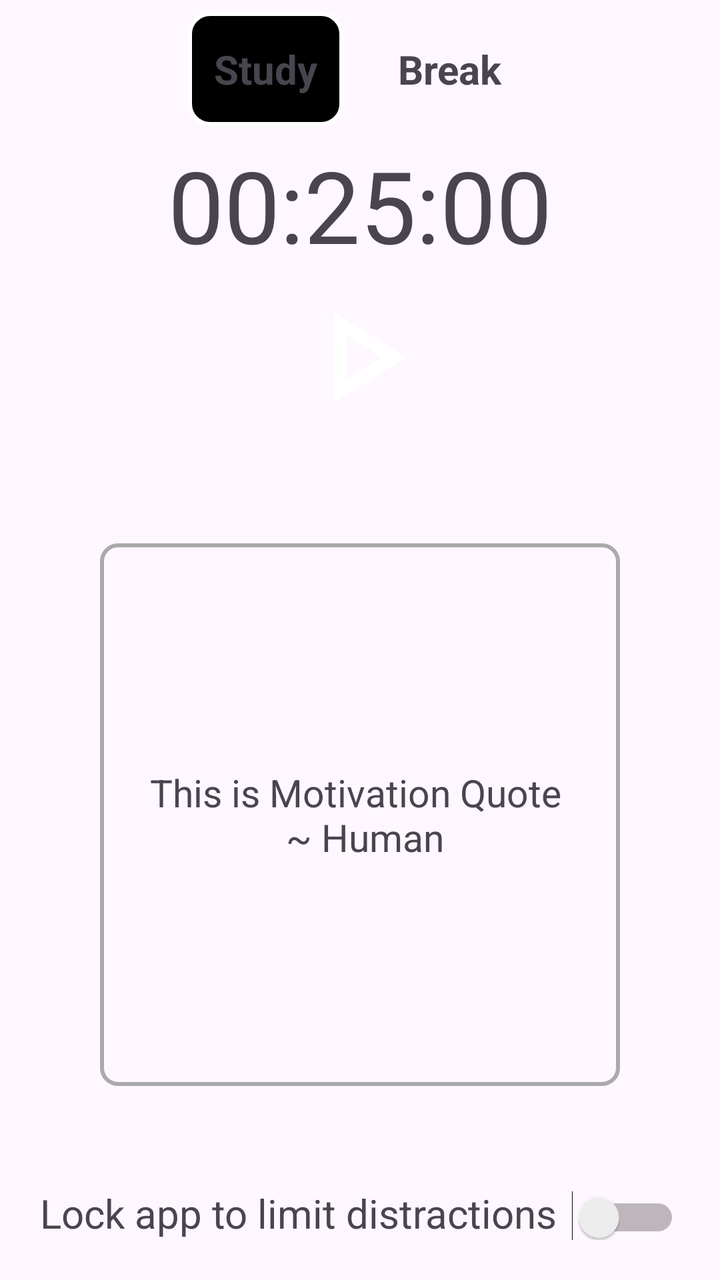
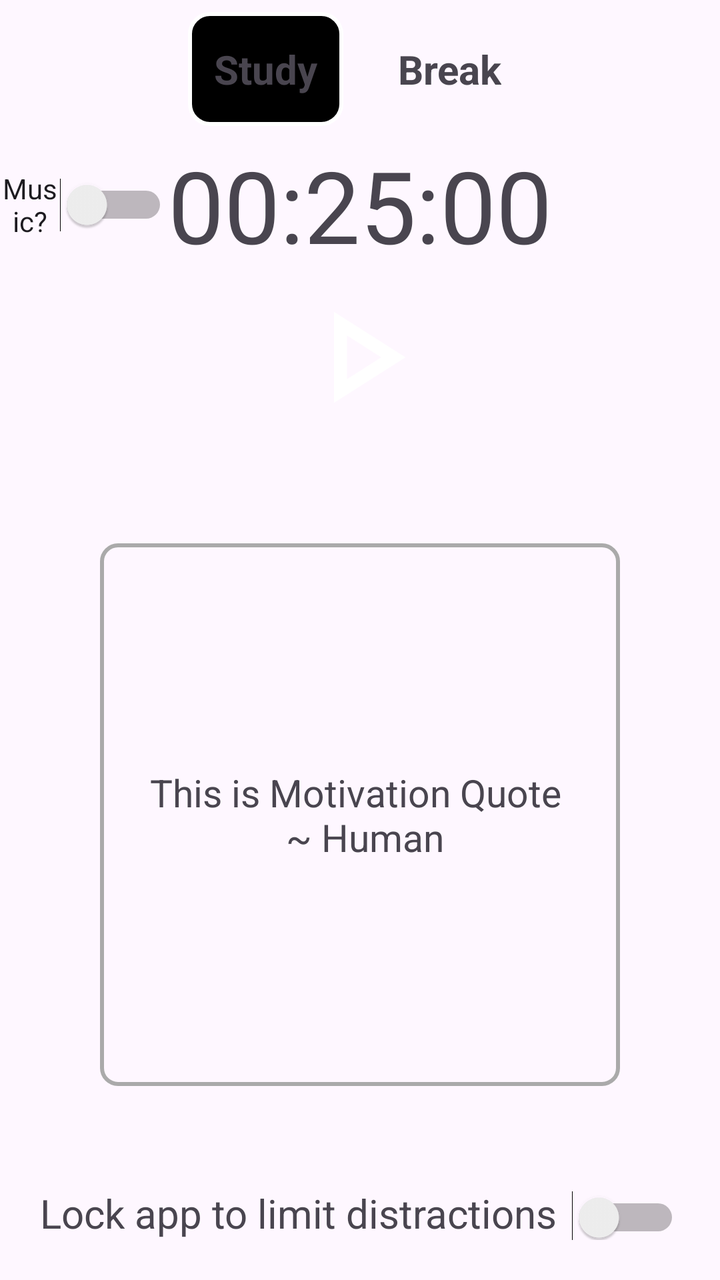

The first picture is an Android layout as it rendered before a commit; the second is the same layout after the commit. The layout source and the unified diff follow.
<!-- AndroidManifest.xml: application theme Theme.MyApplication -->
<!-- res/layout/fragment_study_timer.xml -->
<?xml version="1.0" encoding="utf-8"?>
<androidx.constraintlayout.widget.ConstraintLayout xmlns:android="http://schemas.android.com/apk/res/android"
    xmlns:app="http://schemas.android.com/apk/res-auto"
    xmlns:tools="http://schemas.android.com/tools"
    android:layout_width="match_parent"
    android:layout_height="match_parent"
    tools:context=".ui.home_fragments.StudyTimerFragment">

    <LinearLayout
        android:id="@+id/linearLayout2"
        android:layout_width="0dp"
        android:layout_height="wrap_content"
        android:gravity="center"
        android:orientation="horizontal"
        app:layout_constraintEnd_toEndOf="parent"
        app:layout_constraintStart_toStartOf="parent"
        app:layout_constraintTop_toTopOf="parent">

        <TextView
            android:id="@+id/txtStudyTimerStudy"
            android:layout_width="wrap_content"
            android:layout_height="match_parent"
            android:padding="13dp"
            android:background="@drawable/selector_with_default_state"
            android:layout_margin="6dp"
            android:textStyle="bold"
            android:textSize="20sp"
            android:gravity="center"
            android:text="Study" />

        <TextView
            android:id="@+id/txtStudyTimerBreak"
            android:layout_width="wrap_content"
            android:layout_height="match_parent"
            android:padding="13dp"
            android:layout_margin="8dp"
            android:textSize="20sp"
            android:background="@drawable/selector"
            android:textStyle="bold"
            android:gravity="center"
            android:text="Break" />

    </LinearLayout>

    <TextView
        android:id="@+id/txtStudyTimerTime"
        android:layout_width="wrap_content"
        android:layout_height="wrap_content"
        android:layout_weight="1"
        android:text="00:25:00"
        android:background="@drawable/selector"
        android:textSize="50sp"
        app:layout_constraintEnd_toEndOf="parent"
        app:layout_constraintStart_toStartOf="parent"
        app:layout_constraintTop_toBottomOf="@+id/linearLayout2" />

    <ImageView
        android:id="@+id/imgStudyTimerStart"
        android:layout_width="78dp"
        android:layout_height="86dp"
        android:src="@drawable/outline_play_arrow_24"
        android:background="@drawable/selector"
        app:layout_constraintEnd_toEndOf="parent"
        app:layout_constraintStart_toStartOf="parent"
        app:layout_constraintTop_toBottomOf="@+id/txtStudyTimerTime" />

    <ImageView
        android:id="@+id/imgStudyTimerPause"
        android:layout_width="78dp"
        android:layout_height="86dp"
        android:src="@android:drawable/ic_media_pause"
        app:layout_constraintEnd_toEndOf="parent"
        android:background="@drawable/selector"
        app:layout_constraintStart_toStartOf="parent"
        android:visibility="invisible"
        app:layout_constraintTop_toBottomOf="@+id/txtStudyTimerTime" />

    <LinearLayout
        android:layout_width="match_parent"
        android:layout_height="0dp"
        android:layout_margin="50dp"
        android:gravity="center"
        android:orientation="vertical"
        android:background="@drawable/border"
        app:layout_constraintBottom_toTopOf="@+id/linearLayout5"
        app:layout_constraintTop_toBottomOf="@+id/imgStudyTimerStart"
        tools:layout_editor_absoluteX="70dp">

        <TextView
            android:id="@+id/txtStudyTimerMotivationalQuote"
            android:layout_width="match_parent"
            android:layout_height="wrap_content"
            android:layout_gravity="center"
            android:gravity="center"
            android:textSize="19sp"
            android:text="This is Motivation Quote \n ~ Human" />
    </LinearLayout>

    <LinearLayout
        android:id="@+id/linearLayout5"
        android:layout_width="match_parent"
        android:layout_height="0dp"
        android:layout_margin="20dp"
        android:orientation="horizontal"
        app:layout_constraintBottom_toBottomOf="parent"
        app:layout_constraintEnd_toEndOf="parent"
        app:layout_constraintStart_toStartOf="parent">

        <TextView
            android:id="@+id/textView6"
            android:layout_width="wrap_content"
            android:layout_height="wrap_content"
            android:layout_weight="2"
            android:text="Lock app to limit distractions"
            android:textSize="20sp" />

        <Switch
            android:id="@+id/switchStudyTimerLockApps"
            android:layout_width="wrap_content"
            android:layout_height="wrap_content"
            android:layout_weight="1" />
    </LinearLayout>

</androidx.constraintlayout.widget.ConstraintLayout>
<!-- resources referenced by this layout -->
<resources>
  <!-- drawable border (drawable) -->
  <layer-list xmlns:android="http://schemas.android.com/apk/res/android">
      <item>
          <shape android:shape="rectangle">
              <solid android:color="@android:color/transparent" />
              <stroke
                  android:width="2dp"
              android:color="@android:color/darker_gray" />
              <corners android:radius="8dp" />
          </shape>
      </item>
  </layer-list>
  <!-- drawable outline_play_arrow_24 (drawable) -->
  <vector xmlns:android="http://schemas.android.com/apk/res/android" android:height="24dp" android:tint="#ffffff" android:viewportHeight="24" android:viewportWidth="24" android:width="24dp">
        
      <path android:fillColor="@android:color/white" android:pathData="M10,8.64L15.27,12 10,15.36V8.64M8,5v14l11,-7L8,5z"/>
      
  </vector>
  <!-- drawable selector (drawable) -->
  <?xml version="1.0" encoding="utf-8"?>
  <selector xmlns:android="http://schemas.android.com/apk/res/android">
      <item android:state_pressed="true">
          <shape>
              <solid android:color="@android:color/darker_gray" />
              <corners android:radius="10dp" />
              <stroke android:width="2dp" android:color="@android:color/black" />
          </shape>
      </item>
  </selector>
  <!-- drawable selector_with_default_state (drawable) -->
  <?xml version="1.0" encoding="utf-8"?>
  <selector xmlns:android="http://schemas.android.com/apk/res/android">
      
      <item android:state_pressed="true">
          <shape>
              <solid android:color="@android:color/darker_gray" />
              <corners android:radius="10dp" />
              <stroke android:width="2dp" android:color="@android:color/black" />
          </shape>
      </item>
  
      
      <item>
          <shape>
              <solid android:color="@android:color/black" />
              <corners android:radius="10dp" />
              <stroke android:width="2dp" android:color="@android:color/white" />
          </shape>
      </item>
  </selector>
  <style name="Theme.MyApplication" parent="Base.Theme.MyApplication" />
  <style name="Base.Theme.MyApplication" parent="Theme.Material3.DayNight.NoActionBar">
          
          
      </style>
</resources>

<!-- the commit's change to res/layout/fragment_study_timer.xml (unified diff, before → after) -->
@@ -42,6 +42,26 @@
 
     </LinearLayout>
 
+    <LinearLayout
+        android:layout_width="0dp"
+        android:layout_height="0dp"
+        android:orientation="horizontal"
+        app:layout_constraintBottom_toBottomOf="@+id/txtStudyTimerTime"
+        app:layout_constraintEnd_toStartOf="@+id/txtStudyTimerTime"
+        android:gravity="center"
+        app:layout_constraintStart_toStartOf="parent"
+        app:layout_constraintTop_toBottomOf="@+id/linearLayout2">
+
+        <Switch
+            android:id="@+id/switchStudyTimerMusic"
+            android:layout_width="wrap_content"
+            android:layout_height="wrap_content"
+            android:layout_gravity="center"
+            android:gravity="center"
+            android:layout_weight="1"
+            android:text="Music?" />
+    </LinearLayout>
+
     <TextView
         android:id="@+id/txtStudyTimerTime"
         android:layout_width="wrap_content"
@@ -75,7 +95,17 @@
         android:visibility="invisible"
         app:layout_constraintTop_toBottomOf="@+id/txtStudyTimerTime" />
 
+
+    <com.coders.quantum.myapplication.ui.game.J2048View
+        android:id="@+id/puzzle"
+        android:layout_width="match_parent"
+        android:layout_height="0dp"
+        android:visibility="gone"
+        app:layout_constraintBottom_toTopOf="@+id/linearLayout5"
+        app:layout_constraintTop_toBottomOf="@+id/imgStudyTimerStart" />
+
     <LinearLayout
+        android:id="@+id/linearLayoutStudyTimerMotivationalQuote"
         android:layout_width="match_parent"
         android:layout_height="0dp"
         android:layout_margin="50dp"
